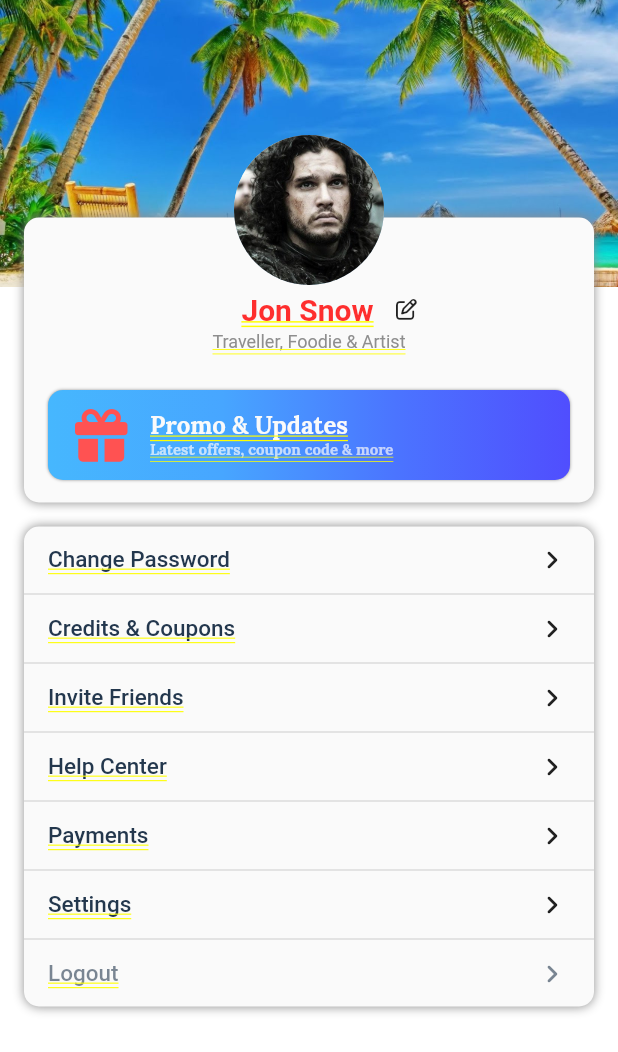
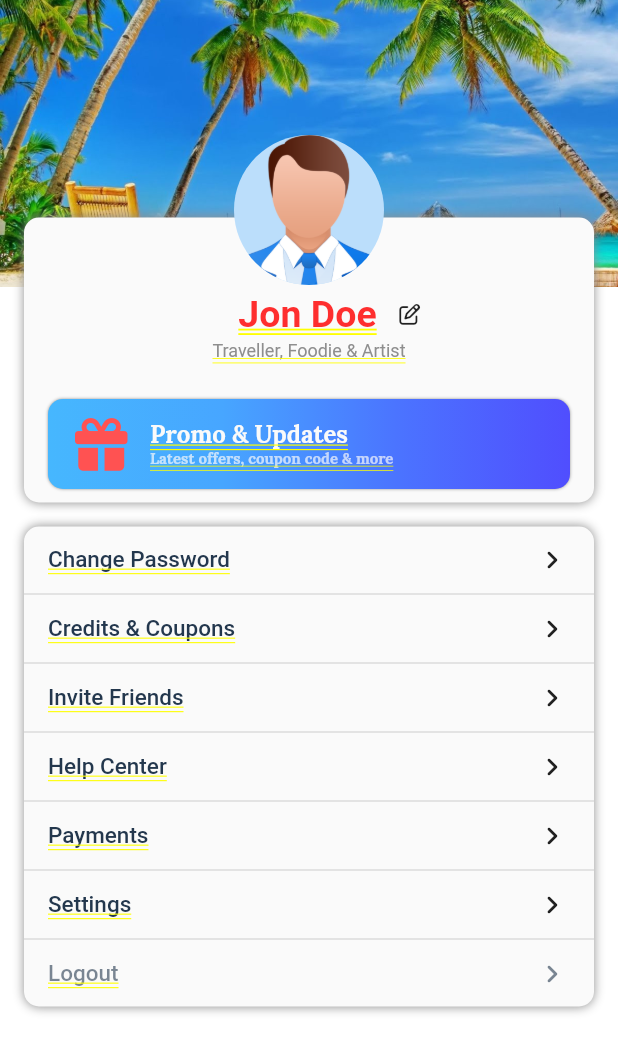
Before and after one commit to patelanant9821/TravelUi, a Flutter app: the ProfileScreen screen opened by its route, on a phone screen of 412 x 824 dp. Shown: the top 1052 px of the screen. Run offline on Flutter 3.47's test engine with Material 2 defaults, Android fonts, the light colour scheme and no system bars; our stand-ins replace card_swiper, flutter_svg, font_awesome_flutter, google_fonts.

Commit message:
profile and some neccessary changes

```diff
--- a/lib/screens/profile_screen.dart
+++ b/lib/screens/profile_screen.dart
@@ -47,8 +47,7 @@ class ProfileScreen extends StatelessWidget {
                   children: [
                     SizedBox(height: 90),
                     CircleAvatar(
-                      backgroundImage:
-                          AssetImage('assets/images/jon-snow.jpeg'),
+                      backgroundImage: AssetImage('assets/images/profile.png'),
                       radius: 50,
                     ),
                     SizedBox(height: 5),
@@ -58,8 +57,8 @@ class ProfileScreen extends StatelessWidget {
                         mainAxisAlignment: MainAxisAlignment.center,
                         children: [
                           Text(
-                            'Jon Snow',
-                            style: kScreenTitleStyle.copyWith(fontSize: 20),
+                            'Jon Doe',
+                            style: kScreenTitleStyle.copyWith(fontSize: 25),
                           ),
                           SizedBox(width: 15),
                           InkWell(
```
